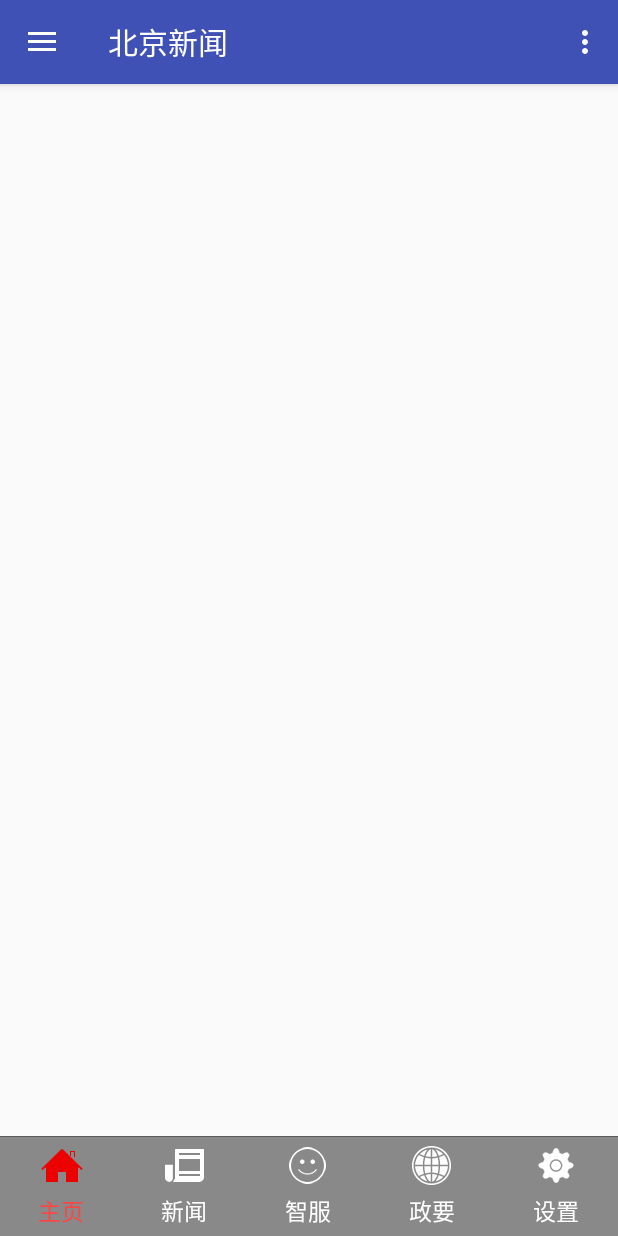
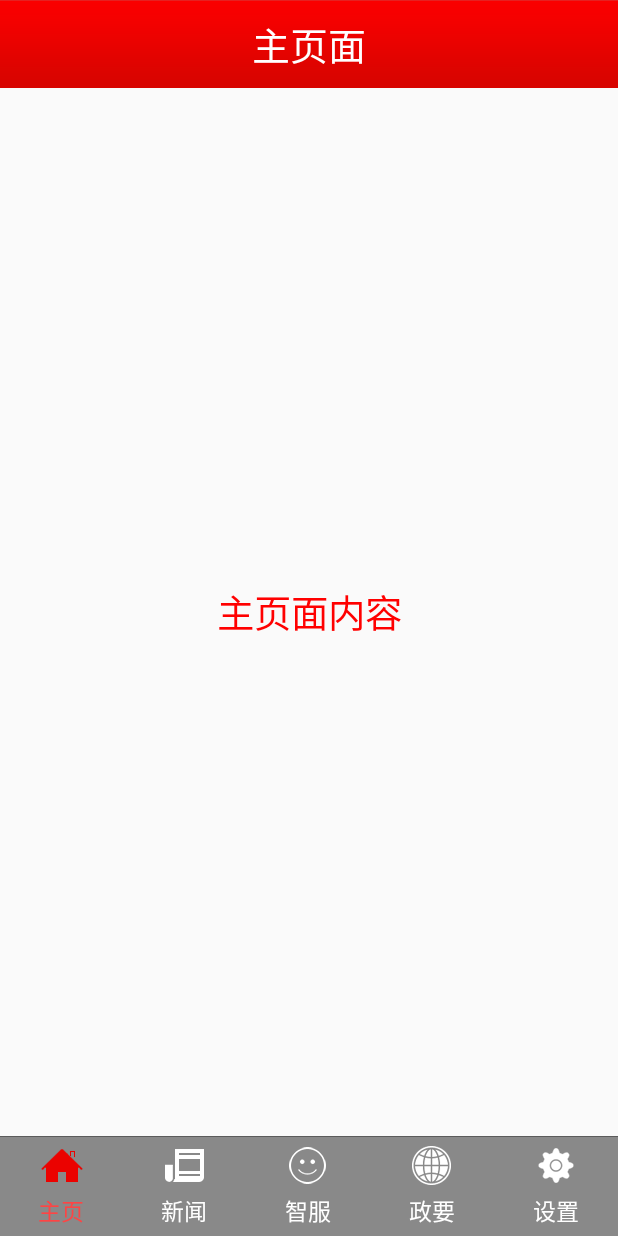
Before and after one commit to Jackqgm/BeijingNews, an Android app: the ContentFragment screen opened directly, with no data from a screen before it, on a phone screen of 412 x 824 dp. Run offline under Robolectric (Android 15) with nearby library versions, the phone set to English and light mode, and no system bars.

Commit message:
new 20/2/1  17:35

```diff
--- a/app/src/main/java/com/atguigu/beijingnews/activity/MainActivity.java
+++ b/app/src/main/java/com/atguigu/beijingnews/activity/MainActivity.java
@@ -10,7 +10,6 @@ import android.support.v4.widget.DrawerLayout;
 import android.support.v4.widget.ViewDragHelper;
 import android.support.v7.app.ActionBarDrawerToggle;
 import android.support.v7.app.AppCompatActivity;
-import android.support.v7.widget.Toolbar;
 import android.view.Menu;
 import android.view.MenuItem;
 
@@ -28,8 +27,8 @@ public class MainActivity extends AppCompatActivity implements NavigationView.On
         super.onCreate(savedInstanceState);
         setContentView(R.layout.activity_main);
 
-        Toolbar toolbar = findViewById(R.id.toolbar);
-        setSupportActionBar(toolbar);
+        /*Toolbar toolbar = findViewById(R.id.toolbar);
+        setSupportActionBar(toolbar);*/
 
         /*FloatingActionButton fab = findViewById(R.id.fab);
         fab.setOnClickListener(new View.OnClickListener() {
@@ -41,10 +40,11 @@ public class MainActivity extends AppCompatActivity implements NavigationView.On
         });*/
 
         DrawerLayout drawer = findViewById(R.id.drawer_layout);
+
         setDrawerLeftEdgeSize(this,drawer,1);
 
         ActionBarDrawerToggle toggle = new ActionBarDrawerToggle(
-                this, drawer, toolbar, R.string.navigation_drawer_open, R.string.navigation_drawer_close);
+                this, drawer, null, R.string.navigation_drawer_open, R.string.navigation_drawer_close);
         drawer.addDrawerListener(toggle);
         toggle.syncState();
 
--- a/app/src/main/java/com/atguigu/beijingnews/fragment/ContentFragment.java
+++ b/app/src/main/java/com/atguigu/beijingnews/fragment/ContentFragment.java
@@ -1,15 +1,26 @@
 package com.atguigu.beijingnews.fragment;
 
+import android.support.annotation.NonNull;
+import android.support.v4.view.PagerAdapter;
 import android.support.v4.view.ViewPager;
 import android.view.View;
+import android.view.ViewGroup;
 import android.widget.RadioGroup;
 
 import com.atguigu.beijingnews.R;
 import com.atguigu.beijingnews.base.BaseFragment;
+import com.atguigu.beijingnews.base.BasePager;
+import com.atguigu.beijingnews.pager.GovaffairPager;
+import com.atguigu.beijingnews.pager.HomePager;
+import com.atguigu.beijingnews.pager.NewsCenterPager;
+import com.atguigu.beijingnews.pager.SettingPager;
+import com.atguigu.beijingnews.pager.SmartServicePager;
 import com.atguigu.beijingnews.utils.LogUtil;
 
 import org.xutils.view.annotation.ViewInject;
 import org.xutils.x;
+
+import java.util.ArrayList;
 
 /**
  * Created by Jackqgm on 2020/1/31.
@@ -22,10 +33,13 @@ public class ContentFragment extends BaseFragment {
     @ViewInject(R.id.rg_main)
     private RadioGroup rg_main;
 
+    //装五个页面的集合
+    private ArrayList<BasePager> basePagers;
+
     @Override
     public View initView() {
         LogUtil.e("正文视图被初始化了");
-        View view =View.inflate(context, R.layout.content_fragment, null);
+        View view = View.inflate(context, R.layout.content_fragment, null);
 //        viewpager = view.findViewById(R.id.viewpager);
 //        rg_main = view.findViewById(R.id.rg_main);
         //把视图注入到框架中,让ContentFragment.this和view关联起来
@@ -38,7 +52,50 @@ public class ContentFragment extends BaseFragment {
         super.initData();
         LogUtil.e("正文数据被初始化了");
 
+        //初始化五个子页面, 并放入集合中
+        basePagers = new ArrayList<>();
+        basePagers.add(new HomePager(context));
+        basePagers.add(new NewsCenterPager(context));
+        basePagers.add(new SmartServicePager(context));
+        basePagers.add(new GovaffairPager(context));
+        basePagers.add(new SettingPager(context));
+
         //设置默认选中状态
         rg_main.check(R.id.rb_home);
-     }
+
+        //设置ViewPager的适配器
+        viewpager.setAdapter(new ContentFragmentAdapter());
+    }
+
+    private class ContentFragmentAdapter extends PagerAdapter {
+
+        @Override
+        public int getCount() {
+            return basePagers.size();
+        }
+
+        @NonNull
+        @Override
+        public Object instantiateItem(@NonNull ViewGroup container, int position) {
+            BasePager basePager = basePagers.get(position);//各个页面的实例
+            View rootView = basePager.rootView;//各个子页面
+            //调用各个页面的initData()
+            basePager.initData();
+            container.addView(rootView);
+
+            return rootView;
+        }
+
+        @Override
+        public boolean isViewFromObject(@NonNull View view, @NonNull Object object) {
+            return view == object;
+        }
+
+        @Override
+        public void destroyItem(@NonNull ViewGroup container, int position, @NonNull Object object) {
+            container.removeView((View) object);
+        }
+
+
+    }
 }
--- /dev/null
+++ b/app/src/main/java/com/atguigu/beijingnews/pager/GovaffairPager.java
@@ -0,0 +1,36 @@
+package com.atguigu.beijingnews.pager;
+
+import android.content.Context;
+import android.graphics.Color;
+import android.view.Gravity;
+import android.widget.TextView;
+
+import com.atguigu.beijingnews.base.BasePager;
+
+/**
+ * Created by Jackqgm on 2020/2/1.
+ */
+
+public class GovaffairPager extends BasePager {
+    public GovaffairPager(Context context) {
+        super(context);
+    }
+
+    @Override
+    public void initData() {
+        super.initData();
+
+        //1.设置标题
+        tv_title.setText("政要指南页面");
+
+        //2.联网请求,得到数据,创建视图
+        TextView textView = new TextView(context);
+        textView.setGravity(Gravity.CENTER);
+        textView.setTextColor(Color.RED);
+        textView.setTextSize(25);
+        //3.把子视图添加到BasePager的FrameLayout中
+        fl_content.addView(textView);
+        //4.绑定数据
+        textView.setText("政要指南页面内容");
+    }
+}
--- /dev/null
+++ b/app/src/main/java/com/atguigu/beijingnews/pager/HomePager.java
@@ -0,0 +1,37 @@
+package com.atguigu.beijingnews.pager;
+
+import android.content.Context;
+import android.graphics.Color;
+import android.view.Gravity;
+import android.widget.TextView;
+
+import com.atguigu.beijingnews.base.BasePager;
+
+/**
+ * Created by Jackqgm on 2020/2/1.
+ */
+
+public class HomePager extends BasePager {
+
+    public HomePager(Context context) {
+        super(context);
+    }
+
+    @Override
+    public void initData() {
+        super.initData();
+
+        //1.设置标题
+        tv_title.setText("主页面");
+
+        //2.联网请求,得到数据,创建视图
+        TextView textView = new TextView(context);
+        textView.setGravity(Gravity.CENTER);
+        textView.setTextColor(Color.RED);
+        textView.setTextSize(25);
+        //3.把子视图添加到BasePager的FrameLayout中
+        fl_content.addView(textView);
+        //4.绑定数据
+        textView.setText("主页面内容");
+    }
+}
--- /dev/null
+++ b/app/src/main/java/com/atguigu/beijingnews/pager/NewsCenterPager.java
@@ -0,0 +1,37 @@
+package com.atguigu.beijingnews.pager;
+
+import android.content.Context;
+import android.graphics.Color;
+import android.view.Gravity;
+import android.widget.TextView;
+
+import com.atguigu.beijingnews.base.BasePager;
+
+/**
+ * Created by Jackqgm on 2020/2/1.
+ */
+
+public class NewsCenterPager extends BasePager {
+
+    public NewsCenterPager(Context context) {
+        super(context);
+    }
+
+    @Override
+    public void initData() {
+        super.initData();
+
+        //1.设置标题
+        tv_title.setText("新闻中心页面");
+
+        //2.联网请求,得到数据,创建视图
+        TextView textView = new TextView(context);
+        textView.setGravity(Gravity.CENTER);
+        textView.setTextColor(Color.RED);
+        textView.setTextSize(25);
+        //3.把子视图添加到BasePager的FrameLayout中
+        fl_content.addView(textView);
+        //4.绑定数据
+        textView.setText("新闻中心页面内容");
+    }
+}
--- /dev/null
+++ b/app/src/main/java/com/atguigu/beijingnews/pager/SettingPager.java
@@ -0,0 +1,36 @@
+package com.atguigu.beijingnews.pager;
+
+import android.content.Context;
+import android.graphics.Color;
+import android.view.Gravity;
+import android.widget.TextView;
+
+import com.atguigu.beijingnews.base.BasePager;
+
+/**
+ * Created by Jackqgm on 2020/2/1.
+ */
+
+public class SettingPager extends BasePager {
+    public SettingPager(Context context) {
+        super(context);
+    }
+
+    @Override
+    public void initData() {
+        super.initData();
+
+        //1.设置标题
+        tv_title.setText("设置页面");
+
+        //2.联网请求,得到数据,创建视图
+        TextView textView = new TextView(context);
+        textView.setGravity(Gravity.CENTER);
+        textView.setTextColor(Color.RED);
+        textView.setTextSize(25);
+        //3.把子视图添加到BasePager的FrameLayout中
+        fl_content.addView(textView);
+        //4.绑定数据
+        textView.setText("设置页面内容");
+    }
+}
--- /dev/null
+++ b/app/src/main/java/com/atguigu/beijingnews/pager/SmartServicePager.java
@@ -0,0 +1,36 @@
+package com.atguigu.beijingnews.pager;
+
+import android.content.Context;
+import android.graphics.Color;
+import android.view.Gravity;
+import android.widget.TextView;
+
+import com.atguigu.beijingnews.base.BasePager;
+
+/**
+ * Created by Jackqgm on 2020/2/1.
+ */
+
+public class SmartServicePager extends BasePager {
+    public SmartServicePager(Context context) {
+        super(context);
+    }
+
+    @Override
+    public void initData() {
+        super.initData();
+
+        //1.设置标题
+        tv_title.setText("智慧服务页面");
+
+        //2.联网请求,得到数据,创建视图
+        TextView textView = new TextView(context);
+        textView.setGravity(Gravity.CENTER);
+        textView.setTextColor(Color.RED);
+        textView.setTextSize(25);
+        //3.把子视图添加到BasePager的FrameLayout中
+        fl_content.addView(textView);
+        //4.绑定数据
+        textView.setText("智慧服务页面内容");
+    }
+}
--- a/app/src/main/res/layout/activity_main.xml
+++ b/app/src/main/res/layout/activity_main.xml
@@ -8,10 +8,11 @@
     android:fitsSystemWindows="true"
     tools:openDrawer="start">
 
-    <include
-        layout="@layout/app_bar_main"
+    <FrameLayout
+        android:id="@+id/fl_main_content"
         android:layout_width="match_parent"
-        android:layout_height="match_parent" />
+        android:layout_height="match_parent">
+    </FrameLayout>
 
     <android.support.design.widget.NavigationView
         android:id="@+id/nav_view"
--- a/app/src/main/res/layout/app_bar_main.xml
+++ /dev/null
@@ -1,33 +0,0 @@
-<?xml version="1.0" encoding="utf-8"?>
-<android.support.design.widget.CoordinatorLayout xmlns:android="http://schemas.android.com/apk/res/android"
-    xmlns:app="http://schemas.android.com/apk/res-auto"
-    xmlns:tools="http://schemas.android.com/tools"
-    android:layout_width="match_parent"
-    android:layout_height="match_parent"
-    tools:context="com.atguigu.beijingnews.activity.MainActivity">
-
-    <android.support.design.widget.AppBarLayout
-        android:layout_width="match_parent"
-        android:layout_height="wrap_content"
-        android:theme="@style/AppTheme.AppBarOverlay">
-
-        <android.support.v7.widget.Toolbar
-            android:id="@+id/toolbar"
-            android:layout_width="match_parent"
-            android:layout_height="?attr/actionBarSize"
-            android:background="?attr/colorPrimary"
-            app:popupTheme="@style/AppTheme.PopupOverlay" />
-
-    </android.support.design.widget.AppBarLayout>
-
-    <include layout="@layout/content_main" />
-
-    <!--<android.support.design.widget.FloatingActionButton
-        android:id="@+id/fab"
-        android:layout_width="wrap_content"
-        android:layout_height="wrap_content"
-        android:layout_gravity="bottom|end"
-        android:layout_margin="@dimen/fab_margin"
-        app:srcCompat="@android:drawable/ic_dialog_email" />-->
-
-</android.support.design.widget.CoordinatorLayout>
--- a/app/src/main/res/layout/content_main.xml
+++ /dev/null
@@ -1,21 +0,0 @@
-<?xml version="1.0" encoding="utf-8"?>
-<FrameLayout xmlns:android="http://schemas.android.com/apk/res/android"
-    xmlns:app="http://schemas.android.com/apk/res-auto"
-    xmlns:tools="http://schemas.android.com/tools"
-    android:id="@+id/fl_main_content"
-    android:layout_width="match_parent"
-    android:layout_height="match_parent"
-    app:layout_behavior="@string/appbar_scrolling_view_behavior"
-    tools:context="com.atguigu.beijingnews.activity.MainActivity"
-    tools:showIn="@layout/app_bar_main">
-
-    <!--<TextView-->
-    <!--android:layout_width="wrap_content"-->
-    <!--android:layout_height="wrap_content"-->
-    <!--android:text="Hello World!"-->
-    <!--app:layout_constraintBottom_toBottomOf="parent"-->
-    <!--app:layout_constraintLeft_toLeftOf="parent"-->
-    <!--app:layout_constraintRight_toRightOf="parent"-->
-    <!--app:layout_constraintTop_toTopOf="parent" />-->
-
-</FrameLayout>
```
